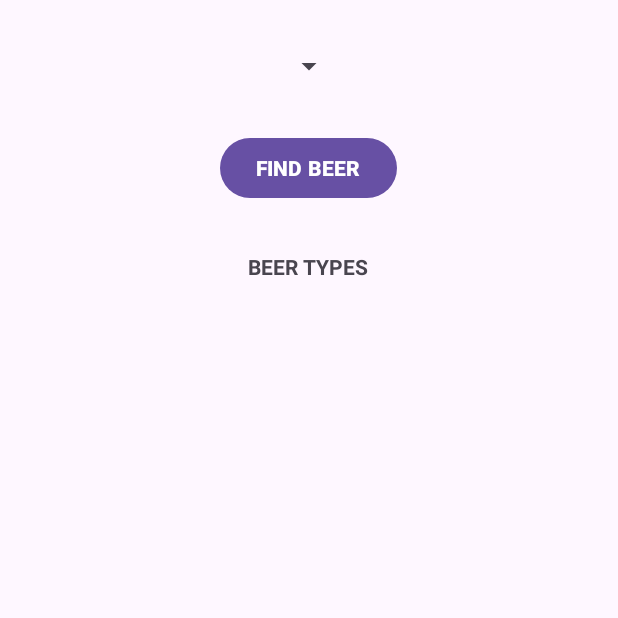
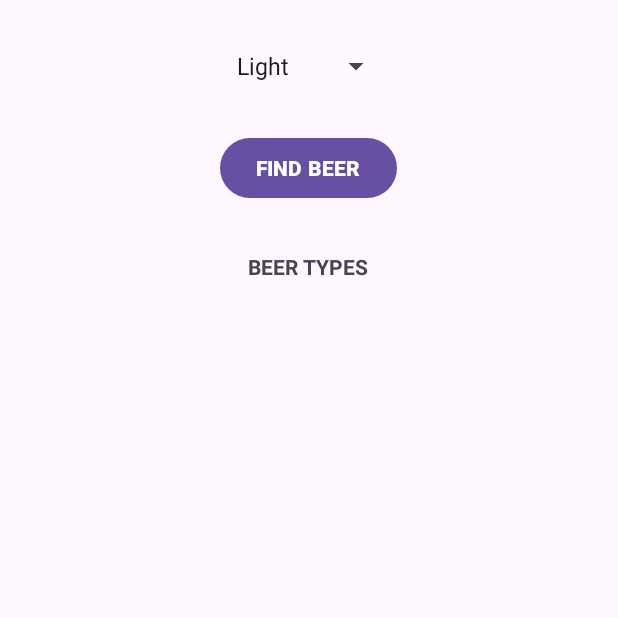
Before and after one commit to NukeRed/BeerAdviser, an Android app: the screen it shows after launch (MainActivity), on a phone screen of 412 x 824 dp, the top half of it. Run offline under Robolectric (Android 15) with nearby library versions, the phone set to English and light mode, and no system bars.

```diff
--- a/app/src/main/res/layout/activity_main.xml
+++ b/app/src/main/res/layout/activity_main.xml
@@ -14,7 +14,8 @@
         android:layout_width="wrap_content"
         android:layout_height="wrap_content"
         android:layout_gravity="center"
-        android:layout_margin="16dp"/>
+        android:layout_margin="16dp"
+        android:entries = "@array/beer_colors"/>
 
     <Button
         android:id="@+id/find_beer"
--- a/app/src/main/res/values/strings.xml
+++ b/app/src/main/res/values/strings.xml
@@ -1,3 +1,10 @@
 <resources>
     <string name="app_name">Beer Adviser</string>
+    <string-array name="beer_colors">
+        <item>Light</item>
+        <item>Amber</item>
+        <item>Brown</item>
+        <item>Dark</item>
+        <item>Red</item>
+    </string-array>
 </resources>
```
Also changed, not shown: app/src/main/java/com/derkun/beeradviser/MainActivity.kt (+28 -1 lines).
